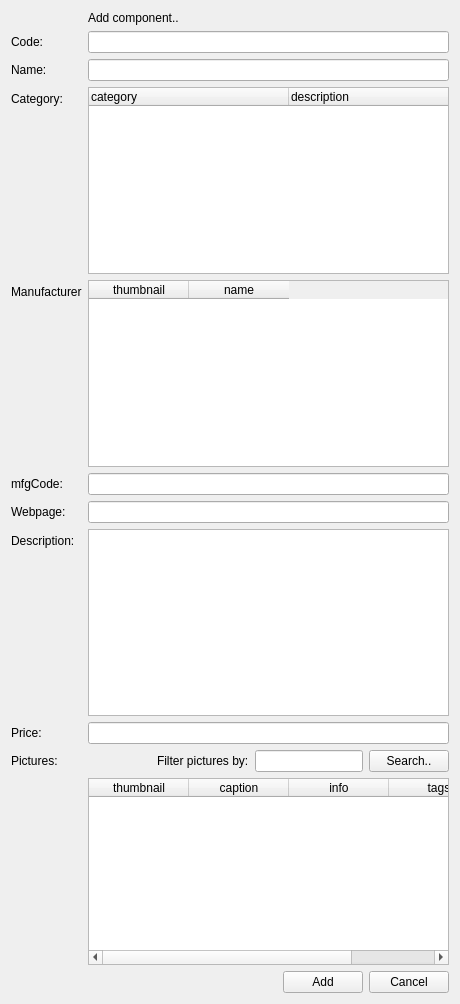
The window that client/uiforms/component_add.ui (Wolframe/configurator) describes before a commit, drawn with Qt 5.
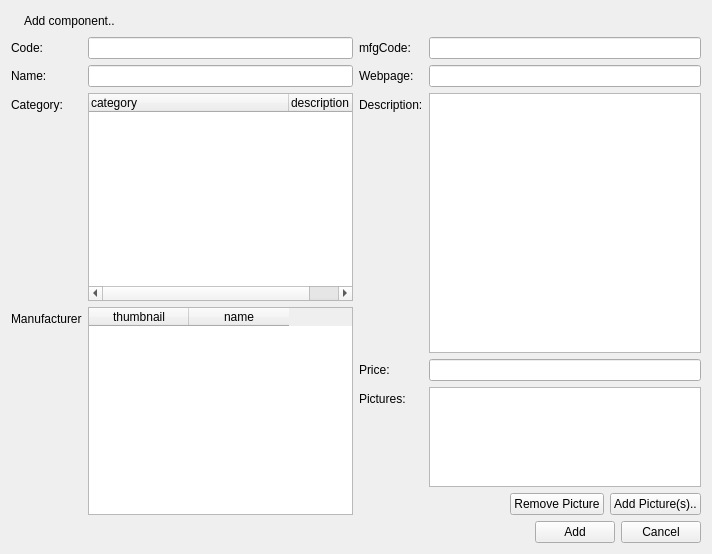
The same window after the commit. Icons and pictures are not drawn.

Commit message: started to rearrange component dialogs

Patch:
```diff
--- a/client/uiforms/component_add.ui
+++ b/client/uiforms/component_add.ui
@@ -6,18 +6,94 @@
    <rect>
     <x>0</x>
     <y>0</y>
-    <width>460</width>
-    <height>1004</height>
+    <width>712</width>
+    <height>554</height>
    </rect>
   </property>
   <property name="windowTitle">
    <string>Add component</string>
   </property>
-  <layout class="QFormLayout" name="formLayout">
+  <layout class="QGridLayout" name="gridLayout">
+   <item row="1" column="0" colspan="2">
+    <layout class="QHBoxLayout" name="horizontalLayout_3">
+     <item>
+      <widget class="QLabel" name="label_2">
+       <property name="text">
+        <string/>
+       </property>
+       <property name="pixmap">
+        <pixmap resource="../configurator.qrc">:/images/brick_add.png</pixmap>
+       </property>
+      </widget>
+     </item>
+     <item>
+      <widget class="QLabel" name="label_4">
+       <property name="text">
+        <string>Add component..</string>
+       </property>
+      </widget>
+     </item>
+     <item>
+      <spacer name="horizontalSpacer_2">
+       <property name="orientation">
+        <enum>Qt::Horizontal</enum>
+       </property>
+       <property name="sizeHint" stdset="0">
+        <size>
+         <width>40</width>
+         <height>20</height>
+        </size>
+       </property>
+      </spacer>
+     </item>
+    </layout>
+   </item>
+   <item row="12" column="1">
+    <layout class="QHBoxLayout" name="horizontalLayout">
+     <item>
+      <spacer name="horizontalSpacer">
+       <property name="orientation">
+        <enum>Qt::Horizontal</enum>
+       </property>
+       <property name="sizeHint" stdset="0">
+        <size>
+         <width>40</width>
+         <height>20</height>
+        </size>
+       </property>
+      </spacer>
+     </item>
+     <item>
+      <widget class="QPushButton" name="add">
+       <property name="text">
+        <string>Add</string>
+       </property>
+       <property name="action" stdset="0">
+        <string notr="true">createComponent component {id=0; code{{main.code}}; name{{main.name}}; category{id={main.category.selected}}; manufacturer{id={main.manufacturer.selected}}; mfgCode{{main.mfgCode}}; webPage{{main.webPage}}; description{{main.description}}; price{{main.price}}; picture[] {id={main.picture.selected}}}</string>
+       </property>
+       <property name="form" stdset="0">
+        <string notr="true">_CLOSE_</string>
+       </property>
+      </widget>
+     </item>
+     <item>
+      <widget class="QPushButton" name="cancel">
+       <property name="text">
+        <string>Cancel</string>
+       </property>
+       <property name="form" stdset="0">
+        <string notr="true">_CLOSE_</string>
+       </property>
+      </widget>
+     </item>
+    </layout>
+   </item>
+   <item row="2" column="0">
+    <layout class="QFormLayout" name="formLayout_3">
    <property name="fieldGrowthPolicy">
     <enum>QFormLayout::AllNonFixedFieldsGrow</enum>
    </property>
-   <item row="1" column="0">
+     <item row="0" column="0">
     <widget class="QLabel" name="label_code">
      <property name="text">
       <string>Code:</string>
@@ -27,14 +103,17 @@
      </property>
     </widget>
    </item>
-   <item row="1" column="1">
+     <item row="0" column="1">
     <widget class="QLineEdit" name="code">
      <property name="initialFocus" stdset="0">
       <bool>true</bool>
      </property>
     </widget>
    </item>
-   <item row="2" column="0">
+     <item row="1" column="1">
+      <widget class="QLineEdit" name="name"/>
+     </item>
+     <item row="1" column="0">
     <widget class="QLabel" name="label_name">
      <property name="text">
       <string>Name:</string>
@@ -45,19 +124,6 @@
     </widget>
    </item>
    <item row="2" column="1">
-    <widget class="QLineEdit" name="name"/>
-   </item>
-   <item row="3" column="0">
-    <widget class="QLabel" name="label_category">
-     <property name="text">
-      <string>Category:</string>
-     </property>
-     <property name="buddy">
-      <cstring>category</cstring>
-     </property>
-    </widget>
-   </item>
-   <item row="3" column="1">
     <widget class="QTreeWidget" name="category">
      <property name="selectionMode">
       <enum>QAbstractItemView::SingleSelection</enum>
@@ -86,17 +152,17 @@
      </column>
     </widget>
    </item>
-   <item row="4" column="0">
-    <widget class="QLabel" name="label_manufacturer">
+     <item row="2" column="0">
+      <widget class="QLabel" name="label_category">
      <property name="text">
-      <string>Manufacturer</string>
+        <string>Category:</string>
      </property>
      <property name="buddy">
       <cstring>manufacturer</cstring>
      </property>
     </widget>
    </item>
-   <item row="4" column="1">
+     <item row="3" column="1">
     <widget class="QTableWidget" name="manufacturer">
      <property name="horizontalScrollBarPolicy">
       <enum>Qt::ScrollBarAsNeeded</enum>
@@ -146,7 +212,24 @@
      </column>
     </widget>
    </item>
-   <item row="5" column="0">
+     <item row="3" column="0">
+      <widget class="QLabel" name="label_manufacturer">
+       <property name="text">
+        <string>Manufacturer</string>
+       </property>
+       <property name="buddy">
+        <cstring>manufacturer</cstring>
+       </property>
+      </widget>
+     </item>
+    </layout>
+   </item>
+   <item row="2" column="1">
+    <layout class="QFormLayout" name="formLayout_4">
+     <item row="0" column="1">
+      <widget class="QLineEdit" name="mfgCode"/>
+     </item>
+     <item row="0" column="0">
     <widget class="QLabel" name="label_mfgCode">
      <property name="text">
       <string>mfgCode:</string>
@@ -156,10 +239,10 @@
      </property>
     </widget>
    </item>
-   <item row="5" column="1">
-    <widget class="QLineEdit" name="mfgCode"/>
-   </item>
-   <item row="6" column="0">
+     <item row="1" column="1">
+      <widget class="QLineEdit" name="webPage"/>
+     </item>
+     <item row="1" column="0">
     <widget class="QLabel" name="label_description">
      <property name="text">
       <string>Webpage:</string>
@@ -169,91 +252,67 @@
      </property>
     </widget>
    </item>
-   <item row="6" column="1">
-    <widget class="QLineEdit" name="webPage"/>
-   </item>
-   <item row="12" column="1">
-    <layout class="QHBoxLayout" name="horizontalLayout">
-     <item>
-      <spacer name="horizontalSpacer">
-       <property name="orientation">
-        <enum>Qt::Horizontal</enum>
-       </property>
-       <property name="sizeHint" stdset="0">
-        <size>
-         <width>40</width>
-         <height>20</height>
-        </size>
-       </property>
-      </spacer>
-     </item>
-     <item>
-      <widget class="QPushButton" name="add">
-       <property name="text">
-        <string>Add</string>
-       </property>
-       <property name="action" stdset="0">
-        <string notr="true">createComponent component {id=0; code{{main.code}}; name{{main.name}}; category{id={main.category.selected}}; manufacturer{id={main.manufacturer.selected}}; mfgCode{{main.mfgCode}}; webPage{{main.webPage}}; description{{main.description}}; price{{main.price}}; picture[] {id={main.picture.selected}}}</string>
-       </property>
-       <property name="form" stdset="0">
-        <string notr="true">_CLOSE_</string>
-       </property>
-      </widget>
-     </item>
-     <item>
-      <widget class="QPushButton" name="cancel">
-       <property name="text">
-        <string>Cancel</string>
-       </property>
-       <property name="form" stdset="0">
-        <string notr="true">_CLOSE_</string>
-       </property>
-      </widget>
-     </item>
-    </layout>
-   </item>
-   <item row="8" column="0">
+     <item row="2" column="0">
     <widget class="QLabel" name="label_description_2">
      <property name="text">
       <string>Description:</string>
      </property>
     </widget>
    </item>
-   <item row="9" column="1">
+     <item row="2" column="1">
+      <widget class="QPlainTextEdit" name="description"/>
+     </item>
+     <item row="3" column="1">
     <widget class="QLineEdit" name="price"/>
    </item>
-   <item row="9" column="0">
+     <item row="3" column="0">
     <widget class="QLabel" name="label_price">
      <property name="text">
       <string>Price:</string>
      </property>
     </widget>
    </item>
-   <item row="8" column="1">
-    <widget class="QPlainTextEdit" name="description"/>
-   </item>
-   <item row="11" column="1">
-    <widget class="QTableWidget" name="picture">
-     <property name="horizontalScrollBarPolicy">
-      <enum>Qt::ScrollBarAsNeeded</enum>
-     </property>
-     <property name="alternatingRowColors">
-      <bool>true</bool>
+     <item row="4" column="0">
+      <widget class="QLabel" name="label">
+       <property name="text">
+        <string>Pictures:</string>
+       </property>
+      </widget>
+     </item>
+     <item row="4" column="1">
+      <widget class="QListWidget" name="pictures">
+       <property name="maximumSize">
+        <size>
+         <width>16777215</width>
+         <height>100</height>
+        </size>
+       </property>
+       <property name="lineWidth">
+        <number>1</number>
+       </property>
+       <property name="verticalScrollBarPolicy">
+        <enum>Qt::ScrollBarAlwaysOff</enum>
      </property>
      <property name="selectionMode">
       <enum>QAbstractItemView::MultiSelection</enum>
      </property>
-     <property name="selectionBehavior">
-      <enum>QAbstractItemView::SelectRows</enum>
-     </property>
-     <property name="showGrid">
-      <bool>true</bool>
-     </property>
-     <property name="gridStyle">
-      <enum>Qt::DotLine</enum>
-     </property>
-     <property name="sortingEnabled">
-      <bool>true</bool>
+       <property name="iconSize">
+        <size>
+         <width>100</width>
+         <height>100</height>
+        </size>
+       </property>
+       <property name="movement">
+        <enum>QListView::Static</enum>
+       </property>
+       <property name="isWrapping" stdset="0">
+        <bool>false</bool>
+       </property>
+       <property name="viewMode">
+        <enum>QListView::IconMode</enum>
+       </property>
+       <property name="selectionRectVisible">
+        <bool>false</bool>
      </property>
      <property name="action" stdset="0">
       <string notr="true">PictureListRequest picture {search{{search.text}}}</string>
@@ -262,37 +321,20 @@
       <string notr="true">PictureList list {picture[] {id={row.id}; caption{{row.caption}}; info{{row.info}}; thumbnail{{row.thumbnail.pixmap}}; tags{{?}}}}</string>
      </property>
      <property name="dataslot" stdset="0">
-      <string notr="true">picture</string>
-     </property>
-     <attribute name="horizontalHeaderShowSortIndicator" stdset="0">
-      <bool>true</bool>
-     </attribute>
-     <attribute name="verticalHeaderStretchLastSection">
-      <bool>false</bool>
-     </attribute>
-     <column>
-      <property name="text">
-       <string>thumbnail</string>
-      </property>
-     </column>
-     <column>
-      <property name="text">
-       <string>caption</string>
-      </property>
-     </column>
-     <column>
-      <property name="text">
-       <string>info</string>
-      </property>
-     </column>
-     <column>
-      <property name="text">
-       <string>tags</string>
-      </property>
-     </column>
-    </widget>
-   </item>
-   <item row="10" column="1">
+        <string>select_picture ({main.widgetid}_picture)</string>
+       </property>
+       <property name="link:picture_add" stdset="0">
+        <string>{main.widgetid}_picture</string>
+       </property>
+       <property name="action:select_picture" stdset="0">
+        <string>PictureThumbnailListRequest pictures {picture[]{id={main.pictures.id}}; add[]{id={picture_add.picture.selected}}}</string>
+       </property>
+       <property name="action:exclude_picture" stdset="0">
+        <string>PictureThumbnailListRequest pictures {picture[]{id={main.pictures.unselected}}}</string>
+       </property>
+      </widget>
+     </item>
+     <item row="5" column="1">
     <layout class="QHBoxLayout" name="horizontalLayout_2">
      <item>
       <spacer name="horizontalSpacer_3">
@@ -308,54 +350,31 @@
       </spacer>
      </item>
      <item>
-      <widget class="QLabel" name="label_3">
+        <widget class="QPushButton" name="exclude_pictures">
        <property name="text">
-        <string>Filter pictures by:</string>
-       </property>
-      </widget>
-     </item>
-     <item>
-      <widget class="QLineEdit" name="search">
-       <property name="datasignal:changed" stdset="0">
-        <string notr="true">picture</string>
-       </property>
-	  </widget>	  
-     </item>
-     <item>
-      <widget class="QPushButton" name="searchButton">
-       <property name="text">
-        <string>Search..</string>
+          <string>Remove Picture</string>
        </property>
        <property name="datasignal:clicked" stdset="0">
         <string notr="true">picture</string>
        </property>
       </widget>
      </item>
-    </layout>
-   </item>
-   <item row="10" column="0">
-    <widget class="QLabel" name="label">
+       <item>
+        <widget class="QPushButton" name="new_pictures">
      <property name="text">
-      <string>Pictures:</string>
-     </property>
-    </widget>
-   </item>
-   <item row="0" column="0">
-    <widget class="QLabel" name="label_2">
-     <property name="text">
-      <string/>
-     </property>
-     <property name="pixmap">
-      <pixmap resource="../configurator.qrc">:/images/brick_add.png</pixmap>
+          <string>Add Picture(s)..</string>
+         </property>
+         <property name="form" stdset="0">
+          <string>picture_select?widgetid={main.widgetid}_picture</string>
+         </property>
+         <property name="datasignal:destroyed" stdset="0">
+          <string>close@{main.widgetid}_picture</string>
      </property>
     </widget>
    </item>
-   <item row="0" column="1">
-    <widget class="QLabel" name="label_4">
-     <property name="text">
-      <string>Add component..</string>
-     </property>
-    </widget>
+      </layout>
+     </item>
+    </layout>
    </item>
   </layout>
  </widget>
```
Left out of the diff: 40 changed lines with no effect on the pictures. Lines whose indentation alone changed are shown as unchanged. The commit also changes 1 other file.
